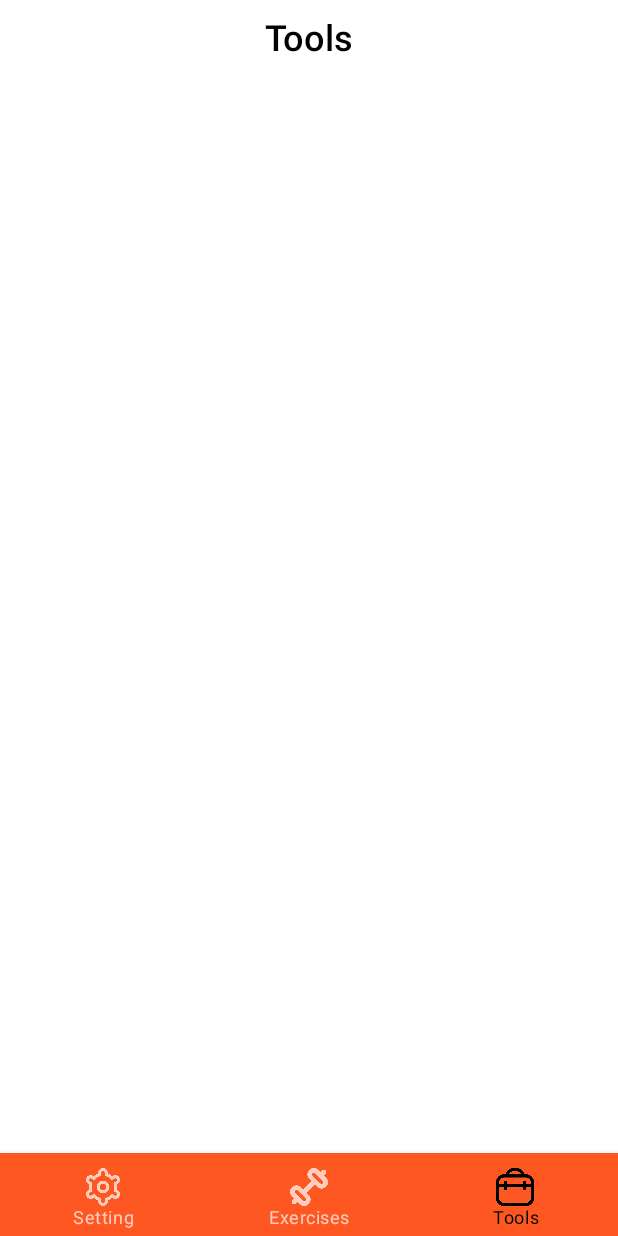
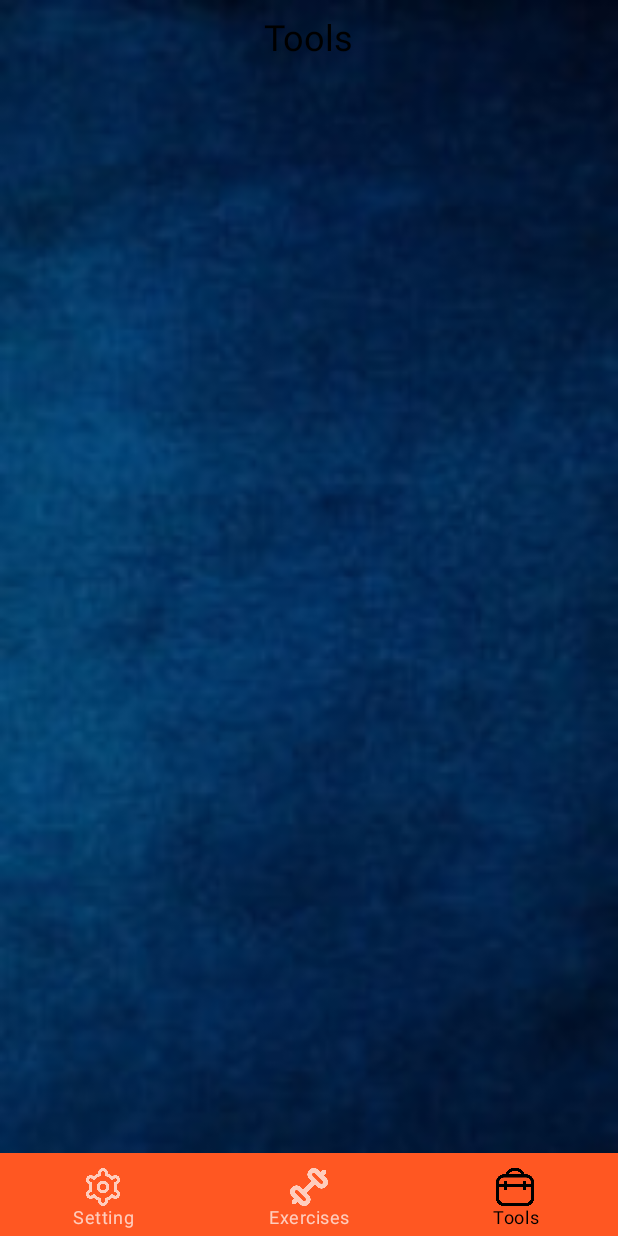
Before and after one commit to abdallahalnagar188/GymForce, an Android app built with Jetpack Compose: the screen it shows after launch (MainActivity), item 3 of the bottom bar chosen, on a phone screen of 412 x 824 dp. Run offline under Robolectric (Android 15) with nearby library versions, the phone set to English and light mode, and no system bars.

Commit message:
some details 3

```diff
--- a/app/src/main/java/com/example/gymforce/screens/Exercises/ExercisesContent.kt
+++ b/app/src/main/java/com/example/gymforce/screens/Exercises/ExercisesContent.kt
@@ -6,12 +6,19 @@ import androidx.compose.foundation.layout.fillMaxSize
 import androidx.compose.runtime.Composable
 import androidx.compose.ui.Alignment
 import androidx.compose.ui.Modifier
+import androidx.compose.ui.draw.paint
+import androidx.compose.ui.layout.ContentScale
+import androidx.compose.ui.res.painterResource
 import androidx.navigation.NavHostController
+import com.example.gymforce.R
 
 @Composable
 fun ExercisesContent(navHostController: NavHostController) {
     Column(
-        modifier = Modifier.fillMaxSize(),
+        modifier = Modifier
+            .fillMaxSize()
+            .paint(painterResource(id = R.drawable.bg_2),
+                contentScale = ContentScale.FillBounds),
         Arrangement.Top,
         Alignment.CenterHorizontally
     )
--- a/app/src/main/java/com/example/gymforce/screens/Exercises/ExercisesTopBar.kt
+++ b/app/src/main/java/com/example/gymforce/screens/Exercises/ExercisesTopBar.kt
@@ -21,10 +21,10 @@ fun ExercisesTopBar() {
     ) {
         Text(
             text = "Exercises",
-            color = Color.Black,
+            color = Color.White,
             fontFamily = FontFamily.Default,
             fontSize = 28.sp,
-            fontWeight = FontWeight.Medium,
+            fontWeight = FontWeight.Normal,
             modifier = Modifier
                 .padding(10.dp)
                 .align(
--- a/app/src/main/java/com/example/gymforce/screens/Exercises/TrainingCard.kt
+++ b/app/src/main/java/com/example/gymforce/screens/Exercises/TrainingCard.kt
@@ -18,7 +18,9 @@ import androidx.compose.ui.Alignment
 import androidx.compose.ui.Modifier
 import androidx.compose.ui.graphics.Color
 import androidx.compose.ui.layout.ContentScale
+import androidx.compose.ui.res.colorResource
 import androidx.compose.ui.res.painterResource
+import androidx.compose.ui.text.TextStyle
 import androidx.compose.ui.text.font.FontWeight
 import androidx.compose.ui.unit.dp
 import androidx.compose.ui.unit.sp
@@ -34,7 +36,7 @@ fun TrainingCard(name: String, day: String, image: Int, navController: NavHostCo
             .height(115.dp)
             .padding(8.dp),
         colors = CardDefaults.cardColors(
-            containerColor = Color.White.copy(0.9f)
+            containerColor = colorResource(id = R.color.orange_2)
 
         ),
         shape = RoundedCornerShape(10.dp),
@@ -58,9 +60,23 @@ fun TrainingCard(name: String, day: String, image: Int, navController: NavHostCo
                     .align(Alignment.CenterVertically),
                 contentScale = ContentScale.FillHeight
             )
-            Column (modifier= Modifier.fillMaxWidth(.7f).padding(start = 8.dp)){
-                Text(text = day, fontSize = 22.sp, fontWeight = FontWeight.Medium)
-                Text(text = name, fontSize = 20.sp, fontWeight = FontWeight.Normal)
+            Column(
+                modifier = Modifier
+                    .fillMaxWidth(.8f)
+                    .padding(start = 8.dp)
+            ) {
+                Text(
+                    text = day,
+                    fontSize = 22.sp,
+                    fontWeight = FontWeight.Medium,
+                    style = TextStyle(color = Color.Black).copy()
+                )
+                Text(
+                    text = name,
+                    fontSize = 20.sp,
+                    fontWeight = FontWeight.Normal,
+                    style = TextStyle(color = Color.Black)
+                )
             }
             Icon(
                 painter = painterResource(id = R.drawable.icon_arrow),
--- a/app/src/main/java/com/example/gymforce/screens/tools/ToolsContent.kt
+++ b/app/src/main/java/com/example/gymforce/screens/tools/ToolsContent.kt
@@ -6,12 +6,18 @@ import androidx.compose.foundation.layout.fillMaxSize
 import androidx.compose.runtime.Composable
 import androidx.compose.ui.Alignment
 import androidx.compose.ui.Modifier
+import androidx.compose.ui.draw.paint
+import androidx.compose.ui.layout.ContentScale
+import androidx.compose.ui.res.painterResource
 import androidx.navigation.NavHostController
+import com.example.gymforce.R
 
 @Composable
 fun ToolsContent(navHostController: NavHostController) {
     Column(
-        modifier = Modifier.fillMaxSize(),
+        modifier = Modifier.fillMaxSize().paint(
+            painterResource(id = R.drawable.bg_2),
+            contentScale = ContentScale.FillBounds),
         horizontalAlignment = Alignment.CenterHorizontally,
     ) {
         ToolsTopBAr()
--- a/app/src/main/java/com/example/gymforce/screens/tools/ToolsTopBAr.kt
+++ b/app/src/main/java/com/example/gymforce/screens/tools/ToolsTopBAr.kt
@@ -27,7 +27,7 @@ fun ToolsTopBAr() {
             color = Color.Black,
             fontFamily = FontFamily.Default,
             fontSize = 24.sp,
-            fontWeight = FontWeight.Medium,
+            fontWeight = FontWeight.Normal,
             modifier = Modifier
 
         )
--- a/app/src/main/java/com/example/gymforce/screens/training_details/TrainingDetailsCard.kt
+++ b/app/src/main/java/com/example/gymforce/screens/training_details/TrainingDetailsCard.kt
@@ -35,7 +35,7 @@ fun TrainingDetailsCard(image: Int, set: String, description: String) {
             .fillMaxSize(0.95f)
             .padding(bottom = 22.dp, top = 6.dp),
         colors = CardDefaults.cardColors(
-            containerColor = Color.White.copy(0.9f)
+            containerColor = Color.Transparent
         ),
         shape = RoundedCornerShape(8.dp),
         elevation = CardDefaults.cardElevation()
@@ -57,7 +57,7 @@ fun TrainingDetailsCard(image: Int, set: String, description: String) {
             Text(
                 text = set,
                 fontWeight = FontWeight.Medium,
-                style = TextStyle(color = Color.Black),
+                style = TextStyle(color = Color.White),
                 fontSize = 24.sp,
                 modifier = Modifier
                     .align(
--- a/app/src/main/java/com/example/gymforce/screens/training_details/TrainingDetailsTopBar.kt
+++ b/app/src/main/java/com/example/gymforce/screens/training_details/TrainingDetailsTopBar.kt
@@ -30,7 +30,7 @@ fun TrainingDetailsTopBar(trainingDetailsName: String) {
 
         Text(
             text = trainingDetailsName,
-            color = Color.Black,
+            color = Color.White,
             fontFamily = FontFamily.Default,
             fontSize = 24.sp,
             fontWeight = FontWeight.Medium,
--- a/app/src/main/java/com/example/gymforce/screens/type/TypeScreenTopBar.kt
+++ b/app/src/main/java/com/example/gymforce/screens/type/TypeScreenTopBar.kt
@@ -37,16 +37,16 @@ fun TypeScreenTopBar(trainingScreenName: String, navHostController: NavHostContr
         ) {
             Icon(
                 painter = painterResource(id = R.drawable.icon_back),
-                contentDescription = "icon back",
+                contentDescription = "icon back", tint = Color.White
             )
         }
 
         Text(
             text = trainingScreenName,
-            color = Color.Black,
+            color = Color.White,
             fontFamily = FontFamily.Default,
             fontSize = 28.sp,
-            fontWeight = FontWeight.Medium,
+            fontWeight = FontWeight.Normal,
             modifier = Modifier.padding(start = 40.dp)
         )
     }
--- a/app/src/main/res/values/colors.xml
+++ b/app/src/main/res/values/colors.xml
@@ -8,4 +8,5 @@
     <color name="black">#FF000000</color>
     <color name="white">#FFFFFFFF</color>
     <color name="orange">#FF5722</color>
+    <color name="orange_2">#FA6536</color>
 </resources>
```
Also changed, not shown: app/src/main/java/com/example/gymforce/screens/setting/SettingContent.kt (+7 -1 lines), app/src/main/java/com/example/gymforce/screens/training_details/TrainingDetailsContent.kt (+6 -1 lines), app/src/main/java/com/example/gymforce/screens/type/TypeScreenContent.kt (+8 -3 lines), app/src/main/res/drawable/bg_2.jpg (added).
